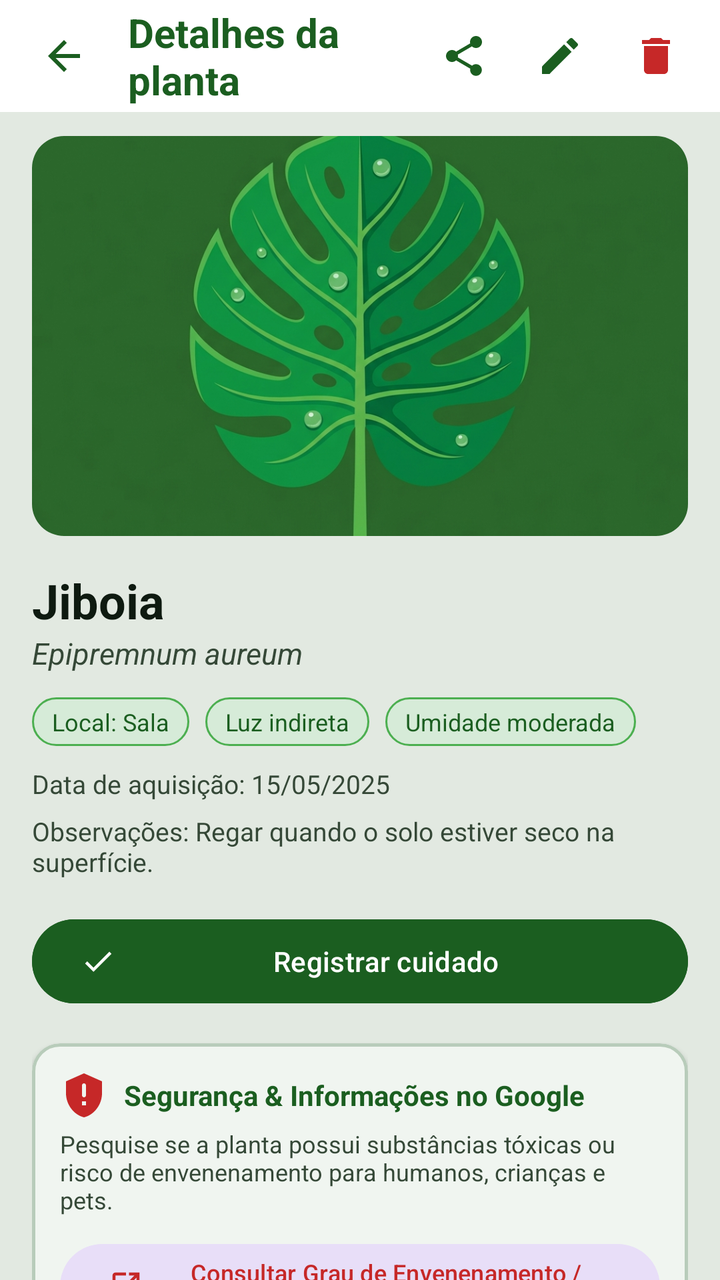
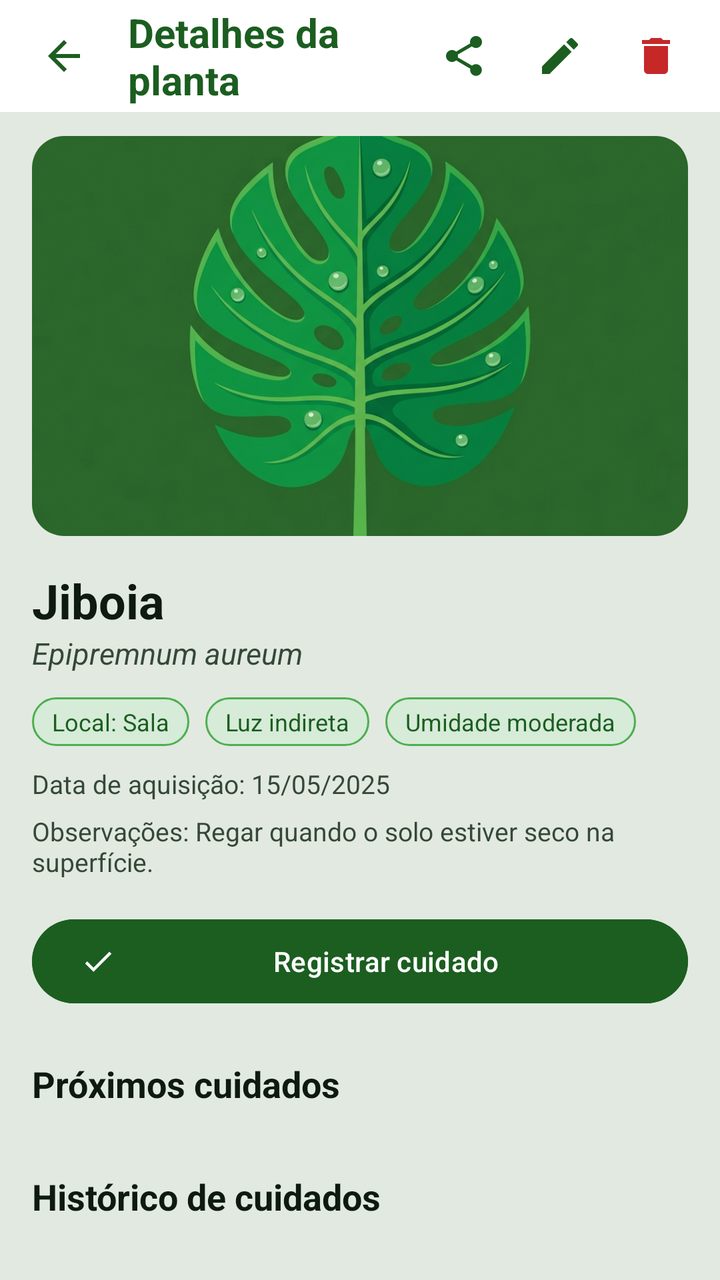

An Android layout rendered at two revisions. The XML below is the earlier revision; the diff shows what the commit changed to produce the second picture.
<!-- AndroidManifest.xml: application theme Theme.PlantGreenCare -->
<!-- res/layout/fragment_plant_details.xml -->
<?xml version="1.0" encoding="utf-8"?>
<androidx.coordinatorlayout.widget.CoordinatorLayout
    xmlns:android="http://schemas.android.com/apk/res/android"
    xmlns:app="http://schemas.android.com/apk/res-auto"
    xmlns:tools="http://schemas.android.com/tools"
    android:layout_width="match_parent"
    android:layout_height="match_parent"
    android:background="@color/background">

    
    <com.google.android.material.appbar.AppBarLayout
        android:id="@+id/appbar_plant_details"
        android:layout_width="match_parent"
        android:layout_height="wrap_content"
        android:background="@color/surface"
        app:elevation="3dp">

        <LinearLayout
            android:layout_width="match_parent"
            android:layout_height="56dp"
            android:orientation="horizontal"
            android:gravity="center_vertical"
            android:paddingHorizontal="8dp">

            <ImageButton
                android:id="@+id/btn_back_details"
                android:layout_width="48dp"
                android:layout_height="48dp"
                android:background="?attr/selectableItemBackgroundBorderless"
                android:src="@drawable/ic_arrow_back"
                app:tint="@color/primary_green_dark"
                android:contentDescription="@string/action_cancel" />

            <TextView
                android:layout_width="0dp"
                android:layout_height="wrap_content"
                android:layout_weight="1"
                android:layout_marginStart="8dp"
                android:text="@string/details_title"
                android:textSize="20sp"
                android:textStyle="bold"
                android:textColor="@color/primary_green_dark" />

            <ImageButton
                android:id="@+id/btn_share_details"
                android:layout_width="48dp"
                android:layout_height="48dp"
                android:background="?attr/selectableItemBackgroundBorderless"
                android:src="@drawable/ic_share"
                app:tint="@color/primary_green_dark"
                android:contentDescription="@string/action_share" />

            <ImageButton
                android:id="@+id/btn_edit_details"
                android:layout_width="48dp"
                android:layout_height="48dp"
                android:background="?attr/selectableItemBackgroundBorderless"
                android:src="@drawable/ic_edit"
                app:tint="@color/primary_green_dark"
                android:contentDescription="@string/action_edit_plant" />

            <ImageButton
                android:id="@+id/btn_delete_details"
                android:layout_width="48dp"
                android:layout_height="48dp"
                android:background="?attr/selectableItemBackgroundBorderless"
                android:src="@drawable/ic_delete"
                app:tint="@color/status_error"
                android:contentDescription="@string/action_delete_plant" />
        </LinearLayout>
    </com.google.android.material.appbar.AppBarLayout>

    <androidx.core.widget.NestedScrollView
        android:layout_width="match_parent"
        android:layout_height="match_parent"
        app:layout_behavior="@string/appbar_scrolling_view_behavior"
        android:fillViewport="true"
        android:paddingBottom="48dp"
        android:clipToPadding="false">

        <LinearLayout
            android:layout_width="match_parent"
            android:layout_height="wrap_content"
            android:orientation="vertical"
            android:paddingTop="12dp">

            
            <com.google.android.material.imageview.ShapeableImageView
                android:id="@+id/iv_details_image"
                android:layout_width="match_parent"
                android:layout_height="200dp"
                android:scaleType="centerCrop"
                android:src="@drawable/plant_care_icon"
                android:layout_marginHorizontal="16dp"
                app:shapeAppearanceOverlay="@style/ShapeAppearance.Material3.Corner.Large"
                android:contentDescription="@string/details_title" />

            
            <LinearLayout
                android:layout_width="match_parent"
                android:layout_height="wrap_content"
                android:orientation="vertical"
                android:padding="16dp">

                <TextView
                    android:id="@+id/tv_details_name"
                    android:layout_width="wrap_content"
                    android:layout_height="wrap_content"
                    android:text="Jiboia"
                    android:textSize="24sp"
                    android:textStyle="bold"
                    android:textColor="@color/text_primary" />

                <TextView
                    android:id="@+id/tv_details_scientific"
                    android:layout_width="wrap_content"
                    android:layout_height="wrap_content"
                    android:text="Epipremnum aureum"
                    android:textSize="15sp"
                    android:textStyle="italic"
                    android:textColor="@color/text_secondary" />

                
                <LinearLayout
                    android:layout_width="match_parent"
                    android:layout_height="wrap_content"
                    android:orientation="horizontal"
                    android:layout_marginTop="12dp">

                    <TextView
                        android:id="@+id/tv_details_location"
                        android:layout_width="wrap_content"
                        android:layout_height="wrap_content"
                        android:paddingHorizontal="10dp"
                        android:paddingVertical="4dp"
                        android:background="@drawable/bg_plant_placeholder"
                        android:text="Local: Sala"
                        android:textSize="12sp"
                        android:textColor="@color/primary_green_dark" />

                    <TextView
                        android:id="@+id/tv_details_light"
                        android:layout_width="wrap_content"
                        android:layout_height="wrap_content"
                        android:layout_marginStart="8dp"
                        android:paddingHorizontal="10dp"
                        android:paddingVertical="4dp"
                        android:background="@drawable/bg_plant_placeholder"
                        android:text="Luz indireta"
                        android:textSize="12sp"
                        android:textColor="@color/primary_green_dark" />

                    <TextView
                        android:id="@+id/tv_details_humidity"
                        android:layout_width="wrap_content"
                        android:layout_height="wrap_content"
                        android:layout_marginStart="8dp"
                        android:paddingHorizontal="10dp"
                        android:paddingVertical="4dp"
                        android:background="@drawable/bg_plant_placeholder"
                        android:text="Umidade moderada"
                        android:textSize="12sp"
                        android:textColor="@color/primary_green_dark" />
                </LinearLayout>

                <TextView
                    android:id="@+id/tv_details_acquisition"
                    android:layout_width="wrap_content"
                    android:layout_height="wrap_content"
                    android:layout_marginTop="10dp"
                    android:text="Data de aquisição: 15/05/2025"
                    android:textSize="13sp"
                    android:textColor="@color/text_secondary" />

                <TextView
                    android:id="@+id/tv_details_observations"
                    android:layout_width="match_parent"
                    android:layout_height="wrap_content"
                    android:layout_marginTop="6dp"
                    android:text="Observações: Regar quando o solo estiver seco na superfície."
                    android:textSize="13sp"
                    android:textColor="@color/text_secondary" />

                
                <com.google.android.material.button.MaterialButton
                    android:id="@+id/btn_details_register_care"
                    style="@style/Widget.Material3.Button"
                    android:layout_width="match_parent"
                    android:layout_height="wrap_content"
                    android:layout_marginTop="16dp"
                    android:minHeight="50dp"
                    android:backgroundTint="@color/primary_green_dark"
                    android:textColor="@color/white"
                    android:text="@string/action_register_care"
                    app:icon="@drawable/ic_check"
                    app:iconTint="@color/white" />

                
                <com.google.android.material.card.MaterialCardView
                    android:layout_width="match_parent"
                    android:layout_height="wrap_content"
                    android:layout_marginTop="16dp"
                    app:cardCornerRadius="14dp"
                    app:cardElevation="2dp"
                    app:strokeWidth="1.5dp"
                    app:strokeColor="@color/card_border"
                    app:cardBackgroundColor="@color/surface">

                    <LinearLayout
                        android:layout_width="match_parent"
                        android:layout_height="wrap_content"
                        android:orientation="vertical"
                        android:padding="14dp">

                        <LinearLayout
                            android:layout_width="match_parent"
                            android:layout_height="wrap_content"
                            android:orientation="horizontal"
                            android:gravity="center_vertical">

                            <ImageView
                                android:layout_width="24dp"
                                android:layout_height="24dp"
                                android:src="@drawable/ic_shield_alert"
                                android:contentDescription="@string/toxicity_section_title" />

                            <TextView
                                android:layout_width="0dp"
                                android:layout_height="wrap_content"
                                android:layout_weight="1"
                                android:layout_marginStart="8dp"
                                android:text="@string/toxicity_section_title"
                                android:textSize="14sp"
                                android:textStyle="bold"
                                android:textColor="@color/primary_green_dark" />
                        </LinearLayout>

                        <TextView
                            android:layout_width="match_parent"
                            android:layout_height="wrap_content"
                            android:layout_marginTop="4dp"
                            android:text="@string/toxicity_desc"
                            android:textSize="12sp"
                            android:textColor="@color/text_secondary" />

                        <com.google.android.material.button.MaterialButton
                            android:id="@+id/btn_details_google_toxicity"
                            style="@style/Widget.Material3.Button.TonalButton"
                            android:layout_width="match_parent"
                            android:layout_height="wrap_content"
                            android:layout_marginTop="10dp"
                            android:minHeight="44dp"
                            android:text="@string/btn_google_toxicity"
                            android:textSize="12sp"
                            android:textColor="#C62828"
                            app:icon="@drawable/ic_open_in_new"
                            app:iconTint="#C62828" />

                        <com.google.android.material.button.MaterialButton
                            android:id="@+id/btn_details_google_care"
                            style="@style/Widget.Material3.Button.OutlinedButton"
                            android:layout_width="match_parent"
                            android:layout_height="wrap_content"
                            android:layout_marginTop="6dp"
                            android:minHeight="44dp"
                            android:text="@string/btn_google_care_tips"
                            android:textSize="12sp"
                            android:textColor="@color/primary_green_dark"
                            app:icon="@drawable/ic_search"
                            app:iconTint="@color/primary_green_dark" />

                    </LinearLayout>
                </com.google.android.material.card.MaterialCardView>

                
                <TextView
                    android:layout_width="wrap_content"
                    android:layout_height="wrap_content"
                    android:layout_marginTop="24dp"
                    android:text="@string/details_next_cares"
                    android:textSize="18sp"
                    android:textStyle="bold"
                    android:textColor="@color/text_primary" />

                <LinearLayout
                    android:id="@+id/layout_schedules_container"
                    android:layout_width="match_parent"
                    android:layout_height="wrap_content"
                    android:orientation="vertical"
                    android:layout_marginTop="8dp" />

                
                <TextView
                    android:layout_width="wrap_content"
                    android:layout_height="wrap_content"
                    android:layout_marginTop="24dp"
                    android:text="@string/details_history"
                    android:textSize="18sp"
                    android:textStyle="bold"
                    android:textColor="@color/text_primary" />

                <TextView
                    android:id="@+id/tv_no_history"
                    android:layout_width="match_parent"
                    android:layout_height="wrap_content"
                    android:layout_marginTop="8dp"
                    android:padding="16dp"
                    android:gravity="center"
                    android:text="@string/details_no_history"
                    android:textColor="@color/text_secondary"
                    android:textSize="14sp"
                    android:visibility="gone" />

                <androidx.recyclerview.widget.RecyclerView
                    android:id="@+id/rv_care_history"
                    android:layout_width="match_parent"
                    android:layout_height="wrap_content"
                    android:layout_marginTop="8dp"
                    android:nestedScrollingEnabled="false"
                    tools:listitem="@layout/item_care_history" />

            </LinearLayout>

        </LinearLayout>
    </androidx.core.widget.NestedScrollView>

</androidx.coordinatorlayout.widget.CoordinatorLayout>
<!-- res/layout/item_care_history.xml (included above) -->
<?xml version="1.0" encoding="utf-8"?>
<LinearLayout
    xmlns:android="http://schemas.android.com/apk/res/android"
    android:layout_width="match_parent"
    android:layout_height="wrap_content"
    android:orientation="horizontal"
    android:gravity="center_vertical"
    android:paddingVertical="10dp">

    <ImageView
        android:id="@+id/iv_history_icon"
        android:layout_width="36dp"
        android:layout_height="36dp"
        android:background="@drawable/bg_plant_placeholder"
        android:src="@drawable/ic_check"
        android:padding="8dp"
        android:contentDescription="@string/details_history" />

    <LinearLayout
        android:layout_width="0dp"
        android:layout_height="wrap_content"
        android:layout_weight="1"
        android:layout_marginStart="12dp"
        android:orientation="vertical">

        <TextView
            android:id="@+id/tv_history_type_and_date"
            android:layout_width="wrap_content"
            android:layout_height="wrap_content"
            android:text="22/09/2026 — Rega realizada"
            android:textSize="14sp"
            android:textStyle="bold"
            android:textColor="@color/text_primary" />

        <TextView
            android:id="@+id/tv_history_notes"
            android:layout_width="wrap_content"
            android:layout_height="wrap_content"
            android:layout_marginTop="2dp"
            android:text="Solo estava bem seco"
            android:textSize="12sp"
            android:textColor="@color/text_secondary"
            android:visibility="gone" />
    </LinearLayout>

</LinearLayout>
<!-- resources referenced by this layout -->
<resources>
  <color name="background">#E2E9E1</color>
  <color name="card_border">#B8CCBA</color>
  <color name="primary_green_dark">#1B5E20</color>
  <color name="status_error">#C62828</color>
  <color name="surface">#FFFFFF</color>
  <color name="text_primary">#0E1A10</color>
  <color name="text_secondary">#354837</color>
  <color name="white">#FFFFFF</color>
  <!-- drawable ic_open_in_new (drawable) -->
  <vector xmlns:android="http://schemas.android.com/apk/res/android"
      android:width="24dp"
      android:height="24dp"
      android:viewportWidth="24"
      android:viewportHeight="24">
      <path
          android:fillColor="#1B5E20"
          android:pathData="M19,19H5V5h7V3H5c-1.11,0 -2,0.9 -2,2v14c0,1.1 0.89,2 2,2h14c1.1,0 2,-0.9 2,-2v-7h-2v7zM14,3v2h3.59l-9.83,9.83 1.41,1.41L19,6.41V10h2V3h-7z" />
  </vector>
  <!-- drawable ic_search (drawable) -->
  <vector xmlns:android="http://schemas.android.com/apk/res/android"
      android:width="24dp"
      android:height="24dp"
      android:viewportWidth="24"
      android:viewportHeight="24">
      <path
          android:fillColor="@color/text_secondary"
          android:pathData="M15.5,14h-0.79l-0.28,-0.27C15.41,12.59 16,11.11 16,9.5 16,5.91 13.09,3 9.5,3S3,5.91 3,9.5 5.91,16 9.5,16c1.61,0 3.09,-0.59 4.23,-1.57l0.27,0.28v0.79l5,4.99L20.49,19l-4.99,-5zm-6,0C7.01,14 5,11.99 5,9.5S7.01,5 9.5,5 14,7.01 14,9.5 11.99,14 9.5,14z" />
  </vector>
  <!-- drawable ic_shield_alert (drawable) -->
  <vector xmlns:android="http://schemas.android.com/apk/res/android"
      android:width="24dp"
      android:height="24dp"
      android:viewportWidth="24"
      android:viewportHeight="24">
      <path
          android:fillColor="#C62828"
          android:pathData="M12,1L3,5v6c0,5.55 3.84,10.74 9,12 5.16,-1.26 9,-6.45 9,-12V5l-9,-4zM12,13c-0.55,0 -1,-0.45 -1,-1V7c0,-0.55 0.45,-1 1,-1s1,0.45 1,1v5c0,0.55 -0.45,1 -1,1zM13,17h-2v-2h2v2z" />
  </vector>
  <string name="action_cancel">Cancelar</string>
  <string name="action_delete_plant">Excluir planta</string>
  <string name="action_edit_plant">Editar planta</string>
  <string name="action_register_care">Registrar cuidado</string>
  <string name="action_share">Compartilhar</string>
  <string name="btn_google_care_tips">Pesquisar Cuidados Recomendados no Google</string>
  <string name="btn_google_toxicity">Consultar Grau de Envenenamento / Toxicidade no Google</string>
  <string name="details_history">Histórico de cuidados</string>
  <string name="details_next_cares">Próximos cuidados</string>
  <string name="details_no_history">Nenhum cuidado registrado ainda.</string>
  <string name="details_title">Detalhes da planta</string>
  <string name="toxicity_desc">Pesquise se a planta possui substâncias tóxicas ou risco de envenenamento para humanos, crianças e pets.</string>
  <string name="toxicity_section_title">Segurança &amp; Informações no Google</string>
  <color name="primary_green_ultra_light">#D6EBD8</color>
  <color name="primary_green_light">#4CAF50</color>
  <color name="primary_green">#2E7D32</color>
  <color name="text_on_primary">#FFFFFF</color>
  <color name="secondary_green">#2E6930</color>
  <color name="background_subtle">#DAE4D9</color>
  <color name="text_hint">#49614C</color>
  <style name="TextAppearance.PlantGreenCare.InputHint" parent="TextAppearance.Material3.BodySmall">
          <item name="android:textColor">@color/primary_green_dark</item>
          <item name="android:textStyle">bold</item>
      </style>
  <color name="input_text">#111827</color>
  <!-- drawable cursor_green (drawable) -->
  <?xml version="1.0" encoding="utf-8"?>
  <shape xmlns:android="http://schemas.android.com/apk/res/android"
      android:shape="rectangle">
      <size android:width="2.5dp" />
      <solid android:color="@color/input_cursor" />
  </shape>
  <color name="input_cursor">#1B5E20</color>
  <!-- unchanged entries left out for length: 10 -->
</resources>

<!-- the commit's change to res/layout/fragment_plant_details.xml (unified diff, before → after) -->
@@ -196,83 +196,6 @@
                     app:iconTint="@color/white" />
 
                 
-                <com.google.android.material.card.MaterialCardView
-                    android:layout_width="match_parent"
-                    android:layout_height="wrap_content"
-                    android:layout_marginTop="16dp"
-                    app:cardCornerRadius="14dp"
-                    app:cardElevation="2dp"
-                    app:strokeWidth="1.5dp"
-                    app:strokeColor="@color/card_border"
-                    app:cardBackgroundColor="@color/surface">
-
-                    <LinearLayout
-                        android:layout_width="match_parent"
-                        android:layout_height="wrap_content"
-                        android:orientation="vertical"
-                        android:padding="14dp">
-
-                        <LinearLayout
-                            android:layout_width="match_parent"
-                            android:layout_height="wrap_content"
-                            android:orientation="horizontal"
-                            android:gravity="center_vertical">
-
-                            <ImageView
-                                android:layout_width="24dp"
-                                android:layout_height="24dp"
-                                android:src="@drawable/ic_shield_alert"
-                                android:contentDescription="@string/toxicity_section_title" />
-
-                            <TextView
-                                android:layout_width="0dp"
-                                android:layout_height="wrap_content"
-                                android:layout_weight="1"
-                                android:layout_marginStart="8dp"
-                                android:text="@string/toxicity_section_title"
-                                android:textSize="14sp"
-                                android:textStyle="bold"
-                                android:textColor="@color/primary_green_dark" />
-                        </LinearLayout>
-
-                        <TextView
-                            android:layout_width="match_parent"
-                            android:layout_height="wrap_content"
-                            android:layout_marginTop="4dp"
-                            android:text="@string/toxicity_desc"
-                            android:textSize="12sp"
-                            android:textColor="@color/text_secondary" />
-
-                        <com.google.android.material.button.MaterialButton
-                            android:id="@+id/btn_details_google_toxicity"
-                            style="@style/Widget.Material3.Button.TonalButton"
-                            android:layout_width="match_parent"
-                            android:layout_height="wrap_content"
-                            android:layout_marginTop="10dp"
-                            android:minHeight="44dp"
-                            android:text="@string/btn_google_toxicity"
-                            android:textSize="12sp"
-                            android:textColor="#C62828"
-                            app:icon="@drawable/ic_open_in_new"
-                            app:iconTint="#C62828" />
-
-                        <com.google.android.material.button.MaterialButton
-                            android:id="@+id/btn_details_google_care"
-                            style="@style/Widget.Material3.Button.OutlinedButton"
-                            android:layout_width="match_parent"
-                            android:layout_height="wrap_content"
-                            android:layout_marginTop="6dp"
-                            android:minHeight="44dp"
-                            android:text="@string/btn_google_care_tips"
-                            android:textSize="12sp"
-                            android:textColor="@color/primary_green_dark"
-                            app:icon="@drawable/ic_search"
-                            app:iconTint="@color/primary_green_dark" />
-
-                    </LinearLayout>
-                </com.google.android.material.card.MaterialCardView>
-
-                
                 <TextView
                     android:layout_width="wrap_content"
                     android:layout_height="wrap_content"
<!-- resource entries referenced after the edit -->
@@ -1,56 +1,21 @@
 <!-- resources referenced by this layout -->
 <resources>
   <color name="background">#E2E9E1</color>
-  <color name="card_border">#B8CCBA</color>
   <color name="primary_green_dark">#1B5E20</color>
   <color name="status_error">#C62828</color>
   <color name="surface">#FFFFFF</color>
   <color name="text_primary">#0E1A10</color>
   <color name="text_secondary">#354837</color>
   <color name="white">#FFFFFF</color>
-  <!-- drawable ic_open_in_new (drawable) -->
-  <vector xmlns:android="http://schemas.android.com/apk/res/android"
-      android:width="24dp"
-      android:height="24dp"
-      android:viewportWidth="24"
-      android:viewportHeight="24">
-      <path
-          android:fillColor="#1B5E20"
-          android:pathData="M19,19H5V5h7V3H5c-1.11,0 -2,0.9 -2,2v14c0,1.1 0.89,2 2,2h14c1.1,0 2,-0.9 2,-2v-7h-2v7zM14,3v2h3.59l-9.83,9.83 1.41,1.41L19,6.41V10h2V3h-7z" />
-  </vector>
-  <!-- drawable ic_search (drawable) -->
-  <vector xmlns:android="http://schemas.android.com/apk/res/android"
-      android:width="24dp"
-      android:height="24dp"
-      android:viewportWidth="24"
-      android:viewportHeight="24">
-      <path
-          android:fillColor="@color/text_secondary"
-          android:pathData="M15.5,14h-0.79l-0.28,-0.27C15.41,12.59 16,11.11 16,9.5 16,5.91 13.09,3 9.5,3S3,5.91 3,9.5 5.91,16 9.5,16c1.61,0 3.09,-0.59 4.23,-1.57l0.27,0.28v0.79l5,4.99L20.49,19l-4.99,-5zm-6,0C7.01,14 5,11.99 5,9.5S7.01,5 9.5,5 14,7.01 14,9.5 11.99,14 9.5,14z" />
-  </vector>
-  <!-- drawable ic_shield_alert (drawable) -->
-  <vector xmlns:android="http://schemas.android.com/apk/res/android"
-      android:width="24dp"
-      android:height="24dp"
-      android:viewportWidth="24"
-      android:viewportHeight="24">
-      <path
-          android:fillColor="#C62828"
-          android:pathData="M12,1L3,5v6c0,5.55 3.84,10.74 9,12 5.16,-1.26 9,-6.45 9,-12V5l-9,-4zM12,13c-0.55,0 -1,-0.45 -1,-1V7c0,-0.55 0.45,-1 1,-1s1,0.45 1,1v5c0,0.55 -0.45,1 -1,1zM13,17h-2v-2h2v2z" />
-  </vector>
   <string name="action_cancel">Cancelar</string>
   <string name="action_delete_plant">Excluir planta</string>
   <string name="action_edit_plant">Editar planta</string>
   <string name="action_register_care">Registrar cuidado</string>
   <string name="action_share">Compartilhar</string>
-  <string name="btn_google_care_tips">Pesquisar Cuidados Recomendados no Google</string>
-  <string name="btn_google_toxicity">Consultar Grau de Envenenamento / Toxicidade no Google</string>
   <string name="details_history">Histórico de cuidados</string>
   <string name="details_next_cares">Próximos cuidados</string>
   <string name="details_no_history">Nenhum cuidado registrado ainda.</string>
   <string name="details_title">Detalhes da planta</string>
-  <string name="toxicity_desc">Pesquise se a planta possui substâncias tóxicas ou risco de envenenamento para humanos, crianças e pets.</string>
-  <string name="toxicity_section_title">Segurança &amp; Informações no Google</string>
   <color name="primary_green_ultra_light">#D6EBD8</color>
   <color name="primary_green_light">#4CAF50</color>
   <color name="primary_green">#2E7D32</color>
